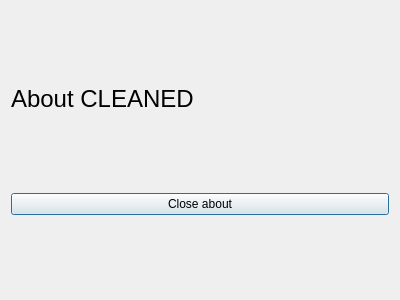
This is aboutcleaned.ui in qlands/cleaned-desktop as Qt 5 draws it before an edit. The edited form follows.
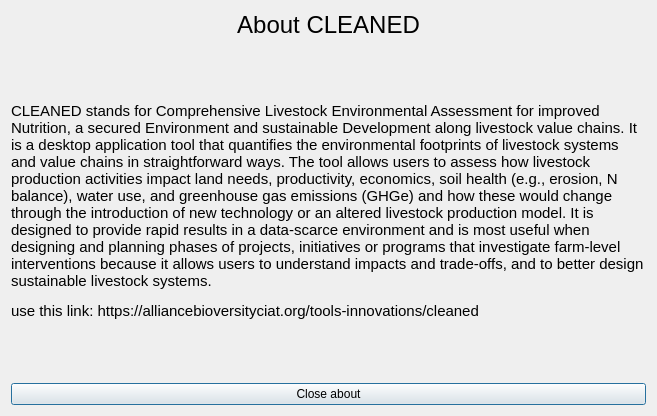
This is the edited form.

Commit message: Change about dialog based on request

```diff
--- a/aboutcleaned.ui
+++ b/aboutcleaned.ui
@@ -6,8 +6,8 @@
    <rect>
     <x>0</x>
     <y>0</y>
-    <width>400</width>
-    <height>300</height>
+    <width>657</width>
+    <height>416</height>
    </rect>
   </property>
   <property name="windowTitle">
@@ -30,10 +30,24 @@
      <property name="text">
       <string>About CLEANED</string>
      </property>
+     <property name="alignment">
+      <set>Qt::AlignCenter</set>
+     </property>
     </widget>
    </item>
    <item>
-    <layout class="QVBoxLayout" name="centralLayout"/>
+    <layout class="QVBoxLayout" name="centralLayout">
+     <item>
+      <widget class="QLabel" name="textLabel">
+       <property name="text">
+        <string>&lt;html&gt;&lt;head/&gt;&lt;body&gt;&lt;p&gt;&lt;span style=&quot; font-family:'docs-Calibri'; font-size:15px; color:#000000;&quot;&gt;CLEANED stands for Comprehensive Livestock Environmental Assessment for improved Nutrition, a secured Environment and sustainable Development along livestock value chains. It is a desktop application tool that quantifies the environmental footprints of livestock systems and value chains in straightforward ways. The tool allows users to assess how livestock production activities impact land needs, productivity, economics, soil health (e.g., erosion, N balance), water use, and greenhouse gas emissions (GHGe) and how these would change through the introduction of new technology or an altered livestock production model. It is designed to provide rapid results in a data-scarce environment and is most useful when designing and planning phases of projects, initiatives or programs that investigate farm-level interventions because it allows users to understand impacts and trade-offs, and to better design sustainable livestock systems.&lt;/span&gt;&lt;/p&gt;&lt;p&gt;&lt;span style=&quot; font-family:'docs-Calibri'; font-size:15px; font-weight:700; color:#ff0000;&quot;/&gt;&lt;/p&gt;&lt;p&gt;&lt;span style=&quot; font-family:'docs-Calibri'; font-size:15px; color:#000000;&quot;&gt;use this link: https://alliancebioversityciat.org/tools-innovations/cleaned&lt;/span&gt;&lt;/p&gt;&lt;/body&gt;&lt;/html&gt;</string>
+       </property>
+       <property name="wordWrap">
+        <bool>true</bool>
+       </property>
+      </widget>
+     </item>
+    </layout>
    </item>
    <item>
     <widget class="QPushButton" name="cmdClose">
```
The commit also changes 2 other files.
